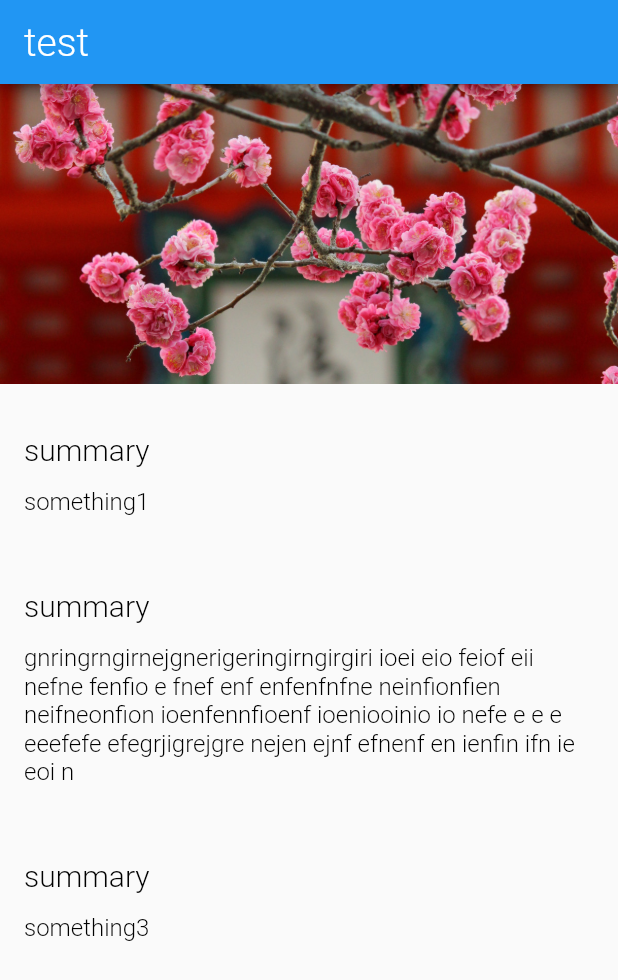
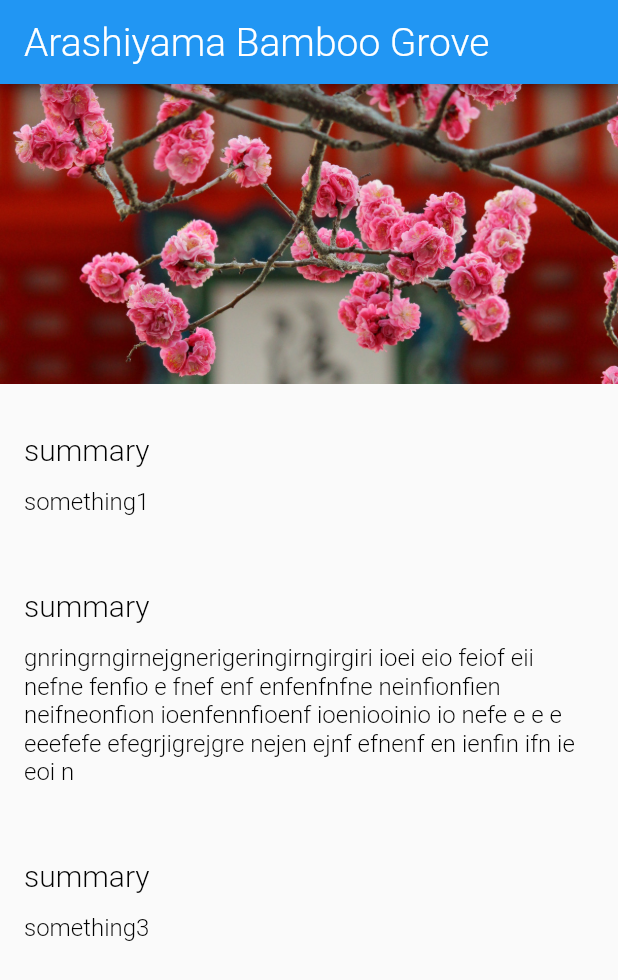
Before and after one commit to henrik392/flutter-tut, a Flutter app: the screen it shows after launch, on a phone screen of 412 x 824 dp. Shown: the top 980 px of the screen. Run offline on Flutter 3.47's test engine with Material 2 defaults, Android fonts, the phone set to English and light mode, and no system bars; Roboto replaces fonts that are missing (Monsterrat).

Commit message:
Giddkje mer med amd

```diff
--- /dev/null
+++ b/lib/models/location.dart
@@ -0,0 +1,20 @@
+import 'location_fact.dart';
+
+class Location {
+  String name;
+  String imagePath;
+  final List<LocationFact> facts;
+
+  Location(this.name, this.imagePath, this.facts);
+
+  static List<Location> fetchAll() {
+    return [
+      Location('Arashiyama Bamboo Grove', 'assets/images/kiyomizu-dera.jpg', [
+        LocationFact('Summary',
+            'While we could go on about the ethereal glow and seemingly endless heights of this bamboo grove on the outskirts of Kyoto, the sight\'s pleasures extend beyond the visual realm.'),
+        LocationFact('How to Get There',
+            'Kyoto airport, with several terminals, is located 16 kilometres south of the city and is also known as Kyoto. Kyoto can also be reached by transport links from other regional airports.'),
+      ]),
+    ];
+  }
+}
--- /dev/null
+++ b/lib/models/location_fact.dart
@@ -0,0 +1,6 @@
+class LocationFact {
+  String title;
+  String text;
+
+  LocationFact(this.title, this.text);
+}
--- a/lib/screens/location_detail/location_detail.dart
+++ b/lib/screens/location_detail/location_detail.dart
@@ -1,19 +1,23 @@
 import 'package:flutter/material.dart';
 import 'image_banner.dart';
 import 'text_section.dart';
+import '../../models/location.dart';
 
 class LocationDetail extends StatelessWidget {
   @override
   Widget build(BuildContext context) {
+    final locations = Location.fetchAll();
+    final location = locations.first;
+
     return Scaffold(
       appBar: AppBar(
-        title: Text('test'),
+        title: Text(location.name),
       ),
       body: Column(
         mainAxisAlignment: MainAxisAlignment.start,
         crossAxisAlignment: CrossAxisAlignment.stretch,
         children: [
-          ImageBanner("assets/images/kiyomizu-dera.jpg"),
+          ImageBanner(location.imagePath),
           TextSection("summary", "something1"),
           TextSection("summary",
           "gnringrngirnejgnerigeringirngirgiri ioei eio feiof eii nefne fenfio e fnef enf enfenfnfne neinfionfien neifneonfion ioenfennfioenf ioeniooinio io nefe e e e eeefefe efegrjigrejgre nejen ejnf efnenf en ienfin ifn ie eoi n"),
--- a/pubspec.yaml
+++ b/pubspec.yaml
@@ -58,9 +58,9 @@ flutter:
   fonts:
     - family: Monsterat
       fonts:
-        - asset: assets/fonts/Monsterat-Regular.tff
+        - asset: assets/fonts/Monsterrat-Regular.tff
           weight: 300
-        - asset: assets/fonts/Monsterat-Bold.tff
+        - asset: assets/fonts/Monsterrat-Bold.tff
           weight: 600
   #
   # For details regarding fonts from package dependencies,
```
